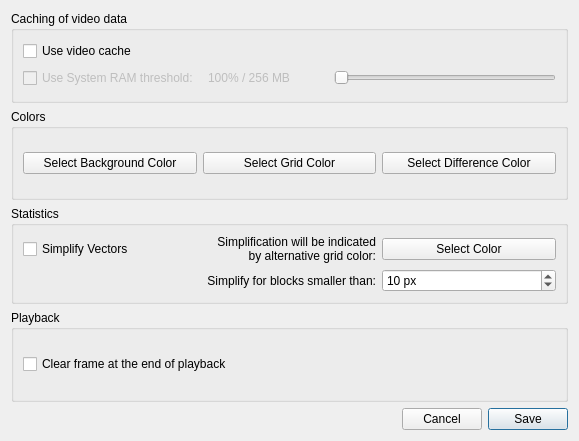
IENT/YUView, file ui/settingswindow.ui: the form before one commit.
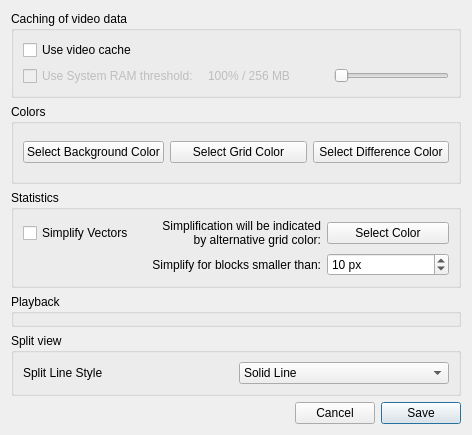
The form after the commit.

Commit message: The split view can now also be drawn with small handlers at the top and bottom and no solid line. See the settings window.

The edit to the form file:
```diff
--- a/ui/settingswindow.ui
+++ b/ui/settingswindow.ui
@@ -12,8 +12,8 @@
    <rect>
     <x>0</x>
     <y>0</y>
-    <width>579</width>
-    <height>441</height>
+    <width>470</width>
+    <height>421</height>
    </rect>
   </property>
   <property name="sizePolicy">
@@ -27,7 +27,7 @@
   </property>
   <layout class="QVBoxLayout" name="verticalLayout">
    <item>
-    <layout class="QVBoxLayout" name="verticalLayout_2" stretch="0,0,0,0">
+    <layout class="QVBoxLayout" name="verticalLayout_2" stretch="0,0,0,0,0">
      <item>
       <widget class="QGroupBox" name="groupBox">
        <property name="minimumSize">
@@ -228,6 +228,36 @@
        </layout>
       </widget>
      </item>
+     <item>
+      <widget class="QGroupBox" name="groupBox_5">
+       <property name="title">
+        <string>Split view</string>
+       </property>
+       <layout class="QHBoxLayout" name="horizontalLayout_4">
+        <item>
+         <widget class="QLabel" name="splitLineStyleLabel">
+          <property name="text">
+           <string>Split Line Style</string>
+          </property>
+         </widget>
+        </item>
+        <item>
+         <widget class="QComboBox" name="splitLineStyle">
+          <item>
+           <property name="text">
+            <string>Solid Line</string>
+           </property>
+          </item>
+          <item>
+           <property name="text">
+            <string>Handlers</string>
+           </property>
+          </item>
+         </widget>
+        </item>
+       </layout>
+      </widget>
+     </item>
     </layout>
    </item>
    <item>
```
The commit also changes 3 other files.
